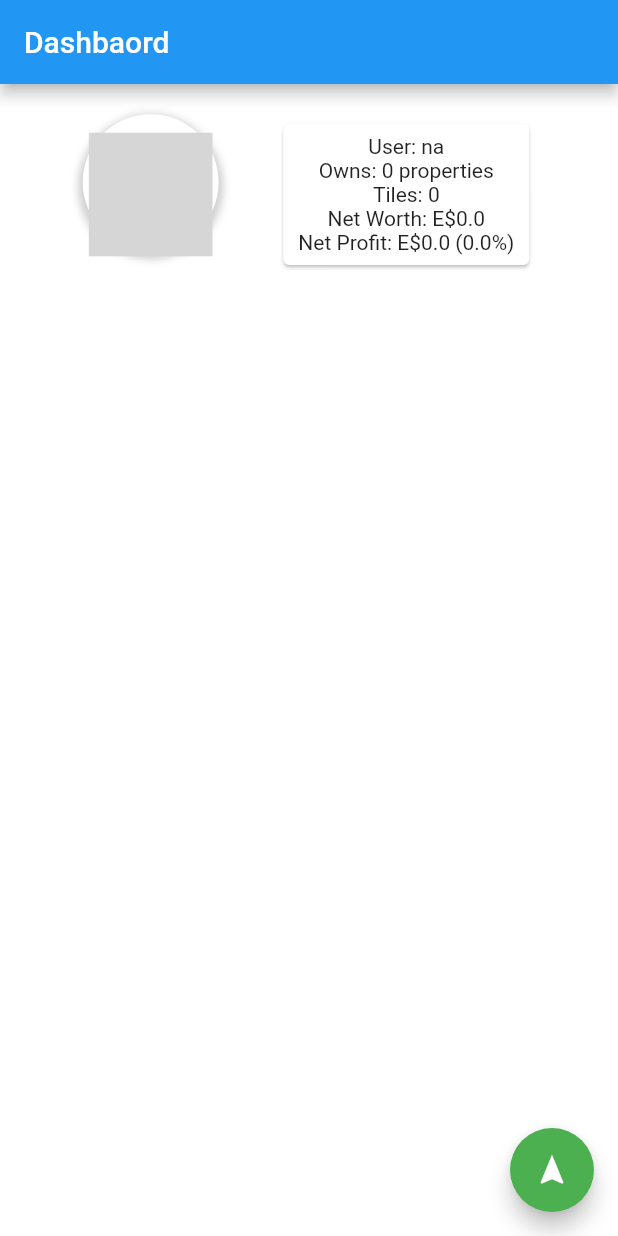
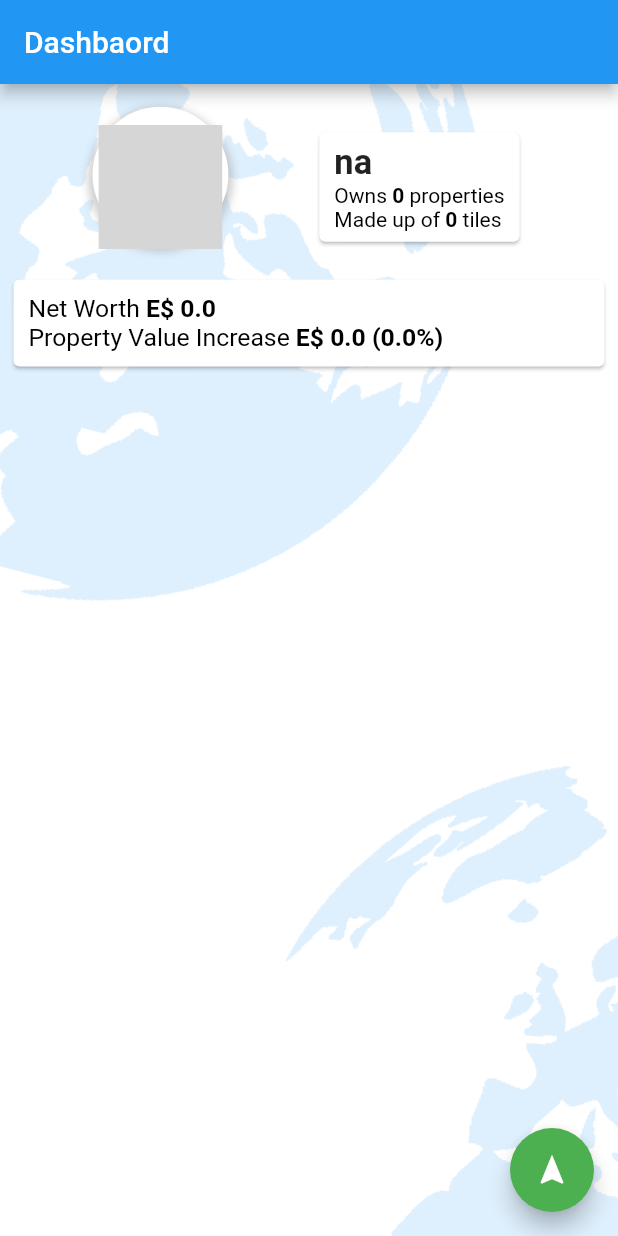
Before and after one commit to TheGuy686/my-e2, a Flutter app: the screen it shows after launch, on a phone screen of 412 x 824 dp. Run offline on Flutter 3.47's test engine with Material 2 defaults, Android fonts, the light colour scheme and no system bars; our stand-ins replace flutter_svg; network calls fail; grey boxes are pictures that could not be loaded.

Commit message:
after getting the home page almost finished

```diff
--- a/lib/pages/SplashScreen.dart
+++ b/lib/pages/SplashScreen.dart
@@ -29,8 +29,6 @@ class _SplashScreenState extends State<SplashScreen> {
   }
 
   void navigationPage() {
-    debugPrint('movieTitle: here we would have navigated');
-
     Navigator.pushReplacement(context,
         MaterialPageRoute(builder: (BuildContext context) => Dashboard()));
   }
--- a/lib/pages/dashboard/Dashbaord.dart
+++ b/lib/pages/dashboard/Dashbaord.dart
@@ -13,7 +13,7 @@ Future fetchProfile(updateProfile) async {
   try {
     print('doing request');
     final response =
-        await http.get(Uri.https('b4502133dca6.ap.ngrok.io', '/get-profile'));
+        await http.get(Uri.https('23af369acba3.ap.ngrok.io', '/get-profile'));
 
     updateProfile(Profile.fromJson(jsonDecode(response.body)));
 
@@ -51,13 +51,15 @@ class _DashboardState extends State<Dashboard> {
     });
   }
 
-  final List<String> entries = <String>['A', 'B', 'C'];
-  final List<int> colorCodes = <int>[600, 500, 100];
-
   final e2Cur = "E\$";
 
   @override
   Widget build(BuildContext context) {
+    final screenWidth = MediaQuery.of(context).size.width;
+    final screenHeight = MediaQuery.of(context).size.height;
+
+    double bgOpacity = 0.15;
+
     return Scaffold(
       appBar: AppBar(
         title: const Text('Dashbaord'),
@@ -70,65 +72,92 @@ class _DashboardState extends State<Dashboard> {
         child: Icon(Icons.navigation),
         backgroundColor: Colors.green,
       ),
-      body: Container(
-        child: Column(
+      body: Stack(
         children: [
+          Positioned(
+            left: -(screenWidth * 1.05),
+            top: -(screenWidth),
+            child: Transform.rotate(
+              angle: 158.9,
+              child: Opacity(
+                opacity: bgOpacity,
+                child: Image(
+                  image: AssetImage('lib/assets/earth2-blue.png'),
+                  width: 1000,
+                ),
+              ),
+            ),
+          ),
+          Positioned(
+            left: -(screenWidth / 5),
+            top: (screenHeight * 0.25),
+            child: Transform.rotate(
+              angle: 25.2,
+              child: Opacity(
+                opacity: bgOpacity,
+                child: Image(
+                  image: AssetImage('lib/assets/earth2-blue.png'),
+                  width: 1000,
+                ),
+              ),
+            ),
+          ),
           Padding(
-              padding: EdgeInsets.all(16.0),
+            padding: EdgeInsets.fromLTRB(5, 11, 5, 8),
+            child: CustomScrollView(
+              primary: false,
+              slivers: <Widget>[
+                //SliverAppBar()
+                SliverToBoxAdapter(
                   child: Row(
                     mainAxisAlignment: MainAxisAlignment.spaceEvenly,
                     children: [
-                  Column(
-                    children: [
                       Avatar(),
-                    ],
-                  ),
                       Card(
                         child: Container(
                           child: Padding(
                             padding: const EdgeInsets.fromLTRB(10, 7, 10, 7),
                             child: Column(
-                          children: [
-                            Row(
-                              mainAxisAlignment: MainAxisAlignment.start,
-                              children: [Text('User: ' + prof.alias)],
-                            ),
-                            Row(
-                              mainAxisAlignment: MainAxisAlignment.start,
+                              crossAxisAlignment: CrossAxisAlignment.start,
                               children: [
                                 Text(
-                                  'Owns: ' +
-                                      prof.owns.toString() +
-                                      ' properties',
-                                )
+                                  prof.alias,
+                                  style: TextStyle(
+                                    fontWeight: FontWeight.bold,
+                                    fontSize: 23,
+                                  ),
+                                ),
+                                RichText(
+                                  text: TextSpan(
+                                    text: 'Owns ',
+                                    style: TextStyle(color: Colors.black),
+                                    children: <TextSpan>[
+                                      TextSpan(
+                                        text: prof.owns.toString(),
+                                        style: TextStyle(
+                                          fontWeight: FontWeight.bold,
+                                        ),
+                                      ),
+                                      TextSpan(text: ' properties'),
                                     ],
                                   ),
-                            Row(
-                              mainAxisAlignment: MainAxisAlignment.start,
-                              children: [
-                                Text('Tiles: ' + prof.tiles.toString()),
+                                ),
+                                RichText(
+                                  text: TextSpan(
+                                    text: 'Made up of ',
+                                    style: TextStyle(
+                                      color: Colors.black,
+                                    ),
+                                    children: <TextSpan>[
+                                      TextSpan(
+                                        text: prof.tiles.toString(),
+                                        style: TextStyle(
+                                          fontWeight: FontWeight.bold,
+                                        ),
+                                      ),
+                                      TextSpan(text: ' tiles'),
                                     ],
                                   ),
-                            Row(
-                              mainAxisAlignment: MainAxisAlignment.start,
-                              children: [
-                                Text(
-                                  'Net Worth: $e2Cur' +
-                                      prof.netWorth.toString(),
-                                ),
-                              ],
-                            ),
-                            Row(
-                              mainAxisAlignment: MainAxisAlignment.start,
-                              children: [
-                                Text(
-                                  'Net Profit: $e2Cur' +
-                                      prof.netProfit.toString() +
-                                      ' (' +
-                                      prof.netProfitPercent.toString() +
-                                      '%)',
-                                ),
-                              ],
                                 ),
                               ],
                             ),
@@ -138,19 +167,66 @@ class _DashboardState extends State<Dashboard> {
                     ],
                   ),
                 ),
-            Expanded(
-              child: GridView.builder(
-                gridDelegate: const SliverGridDelegateWithFixedCrossAxisCount(
-                  crossAxisCount: 2,
+                SliverToBoxAdapter(
+                  child: Container(
+                    child: Card(
+                      child: Padding(
+                        padding: EdgeInsets.all(10),
+                        child: Column(
+                          crossAxisAlignment: CrossAxisAlignment.start,
+                          children: [
+                            RichText(
+                              text: TextSpan(
+                                text: 'Net Worth ',
+                                style: TextStyle(
+                                  color: Colors.black,
+                                  fontSize: 16.5,
                                 ),
-                padding: EdgeInsets.all(24),
-                itemCount: prof.properties.length,
-                itemBuilder: (BuildContext context, int index) {
+                                children: <TextSpan>[
+                                  TextSpan(
+                                    text:
+                                        '${e2Cur} ${prof.netWorth.toString()}',
+                                    style: TextStyle(
+                                      fontWeight: FontWeight.bold,
+                                    ),
+                                  ),
+                                ],
+                              ),
+                            ),
+                            RichText(
+                              text: TextSpan(
+                                text: 'Property Value Increase ',
+                                style: TextStyle(
+                                  color: Colors.black,
+                                  fontSize: 16.5,
+                                ),
+                                children: <TextSpan>[
+                                  TextSpan(
+                                    text:
+                                        '${e2Cur} ${prof.netProfit.toString()} (${prof.netProfitPercent.toString()}%)',
+                                    style: TextStyle(
+                                      fontWeight: FontWeight.bold,
+                                    ),
+                                  ),
+                                ],
+                              ),
+                            ),
+                          ],
+                        ),
+                      ),
+                    ),
+                  ),
+                ),
+                SliverGrid(
+                  delegate: SliverChildBuilderDelegate(
+                    (context, index) {
                       final prop = prof.properties[index];
-                  inspect(prop);
+                      //   inspect(prop);
                       return GestureDetector(
                         onTap: () => {print('clicked')},
                         child: Card(
+                          child: Padding(
+                            padding: EdgeInsets.fromLTRB(6, 6, 6, 6),
                             child: Column(
                               children: [
                                 ClipRRect(
@@ -196,15 +272,36 @@ class _DashboardState extends State<Dashboard> {
                                         ")"),
                                   ],
                                 ),
+                                Row(
+                                  children: [
+                                    Text(
+                                      prop.location.long +
+                                          ', ' +
+                                          prop.location.lat,
+                                    ),
+                                    Icon(
+                                      Icons.audiotrack,
+                                      color: Colors.green,
+                                      size: 20.0,
+                                    )
                                   ],
+                                ),
+                              ],
+                            ),
                           ),
                         ),
                       );
                     },
+                    childCount: prof.properties.length,
                   ),
-            )
+                  gridDelegate: SliverGridDelegateWithFixedCrossAxisCount(
+                    crossAxisCount: 2,
+                  ),
+                ),
               ],
             ),
+          ),
+        ],
       ),
     );
   }
```
Also changed, not shown: lib/assets/earth2-blue.png (added), 1 other file. Lines whose indentation alone changed are shown as unchanged.
